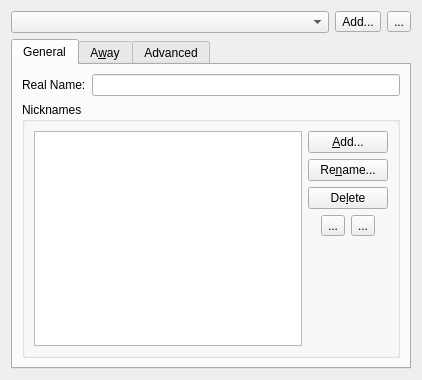
Old version of the form src/qtui/settingspages/identitiessettingspage.ui in the repository quassel/quassel.
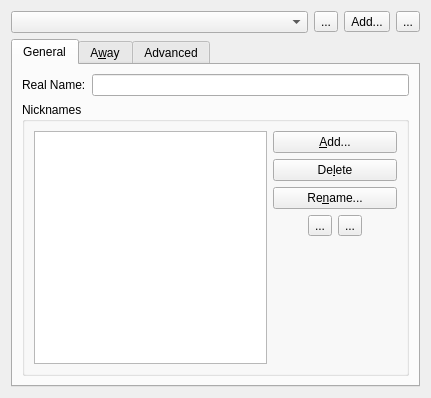
New version of the form. Icons and pictures are not drawn.

Commit message: _Almost_ finished the identity dialog (which is still not used and not visible yet ;-). What a bugfixing orgy that was until I had sorted out all the issues with managing, syncing and editing identities in both client and server... now only some more tweaks and tests, and that baby should be outta house! Committing just in case -- commit early, commit often...

What changed in the file:
```diff
--- a/src/qtui/settingspages/identitiessettingspage.ui
+++ b/src/qtui/settingspages/identitiessettingspage.ui
@@ -5,8 +5,8 @@
    <rect>
     <x>0</x>
     <y>0</y>
-    <width>422</width>
-    <height>380</height>
+    <width>431</width>
+    <height>398</height>
    </rect>
   </property>
   <property name="windowTitle" >
@@ -25,6 +25,22 @@
        </property>
       </widget>
      </item>
+     <item>
+      <widget class="QToolButton" name="renameIdentity" >
+       <property name="text" >
+        <string>...</string>
+       </property>
+       <property name="icon" >
+        <iconset resource="../../icons/icons.qrc" >:/22x22/actions/oxygen/22x22/actions/edit-rename.png</iconset>
+       </property>
+       <property name="iconSize" >
+        <size>
+         <width>22</width>
+         <height>22</height>
+        </size>
+       </property>
+      </widget>
+     </item>
      <item>
       <widget class="QToolButton" name="addIdentity" >
        <property name="text" >
@@ -105,23 +121,6 @@
           <item>
            <layout class="QVBoxLayout" >
             <item>
-             <layout class="QVBoxLayout" >
-              <property name="spacing" >
-               <number>6</number>
-              </property>
-              <property name="leftMargin" >
-               <number>0</number>
-              </property>
-              <property name="topMargin" >
-               <number>0</number>
-              </property>
-              <property name="rightMargin" >
-               <number>0</number>
-              </property>
-              <property name="bottomMargin" >
-               <number>0</number>
-              </property>
-              <item>
                <widget class="QPushButton" name="addNick" >
                 <property name="sizePolicy" >
                  <sizepolicy vsizetype="Fixed" hsizetype="Preferred" >
@@ -143,22 +142,6 @@
                 </property>
                </widget>
               </item>
-              <item>
-               <widget class="QPushButton" name="renameNick" >
-                <property name="sizePolicy" >
-                 <sizepolicy vsizetype="Fixed" hsizetype="Preferred" >
-                  <horstretch>0</horstretch>
-                  <verstretch>0</verstretch>
-                 </sizepolicy>
-                </property>
-                <property name="text" >
-                 <string>Re&amp;name...</string>
-                </property>
-                <property name="icon" >
-                 <iconset resource="../../icons/icons.qrc" >:/16x16/actions/oxygen/16x16/actions/edit-rename.png</iconset>
-                </property>
-               </widget>
-              </item>
               <item>
                <widget class="QPushButton" name="deleteNick" >
                 <property name="sizePolicy" >
@@ -175,6 +158,22 @@
                 </property>
                </widget>
               </item>
+            <item>
+             <widget class="QPushButton" name="renameNick" >
+              <property name="sizePolicy" >
+               <sizepolicy vsizetype="Fixed" hsizetype="Preferred" >
+                <horstretch>0</horstretch>
+                <verstretch>0</verstretch>
+               </sizepolicy>
+              </property>
+              <property name="text" >
+               <string>Re&amp;name...</string>
+              </property>
+              <property name="icon" >
+               <iconset resource="../../icons/icons.qrc" >:/16x16/actions/oxygen/16x16/actions/edit-rename.png</iconset>
+              </property>
+             </widget>
+            </item>
               <item>
                <layout class="QHBoxLayout" >
                 <property name="spacing" >
@@ -253,23 +252,8 @@
                 </property>
                 <property name="sizeHint" >
                  <size>
-                  <width>20</width>
-                  <height>0</height>
-                 </size>
-                </property>
-               </spacer>
-              </item>
-             </layout>
-            </item>
-            <item>
-             <spacer>
-              <property name="orientation" >
-               <enum>Qt::Vertical</enum>
-              </property>
-              <property name="sizeHint" >
-               <size>
-                <width>20</width>
-                <height>40</height>
+                <width>124</width>
+                <height>76</height>
                </size>
               </property>
              </spacer>
```
Lines whose indentation alone changed are shown as unchanged. The commit also changes 9 other files.
